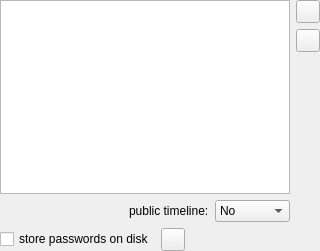
The window that qtwitter-app/src/accounts/accounts.ui (ayoy/qtwitter) describes before a commit, drawn with Qt 5.
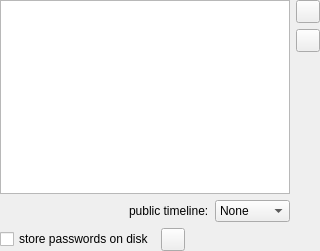
The same window after the commit. Icons and pictures are not drawn. Custom widgets are drawn as their Qt base class.

```diff
--- a/qtwitter-app/src/accounts/accounts.ui
+++ b/qtwitter-app/src/accounts/accounts.ui
@@ -73,7 +73,7 @@
         <widget class="QComboBox" name="publicTimelineComboBox">
          <item>
           <property name="text">
-           <string>No</string>
+           <string>None</string>
           </property>
          </item>
          <item>
```
